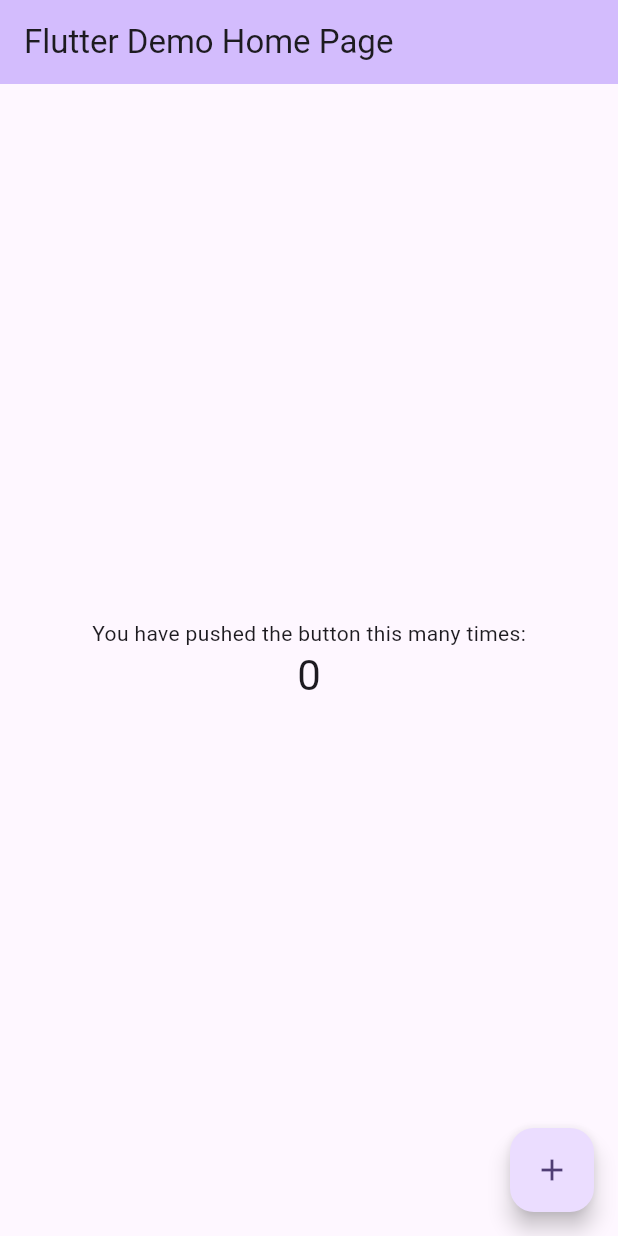
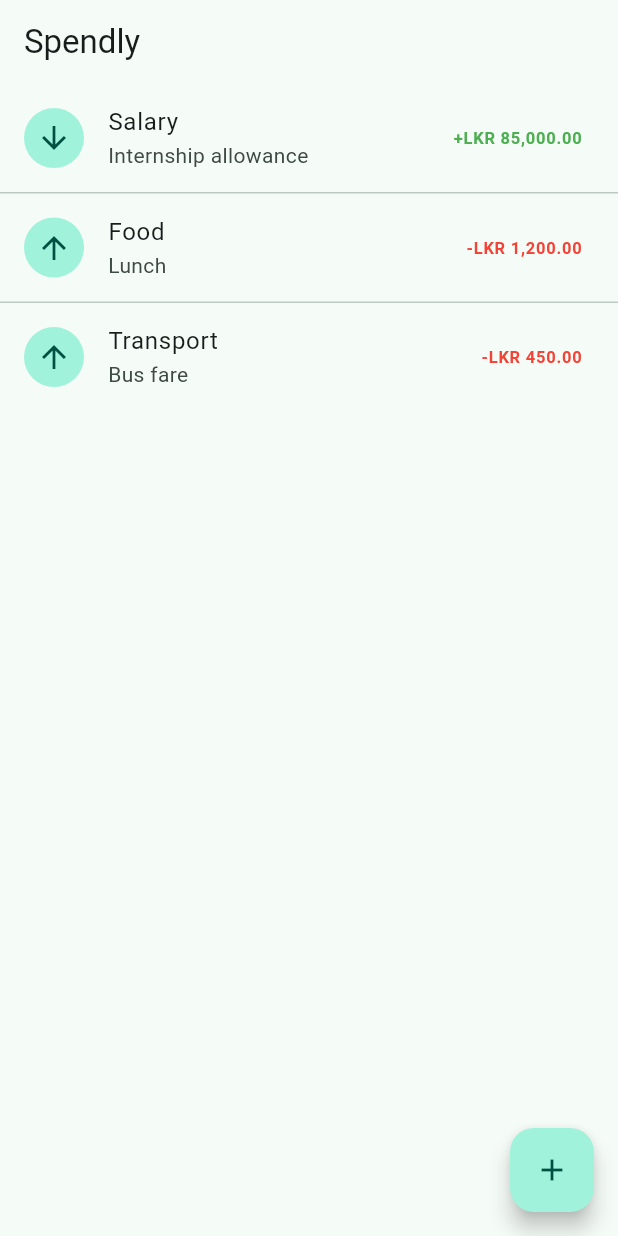
Before and after one commit to YasOnline177/spendly, a Flutter app: the screen it shows after launch, on a phone screen of 412 x 824 dp. Run offline on Flutter 3.47's test engine with Material 3 defaults, Android fonts, the phone set to English and light mode, and no system bars; our stand-ins replace flutter_riverpod.

Commit message:
feat: add theme, transaction model and home screen with dummy data

```diff
--- /dev/null
+++ b/lib/app.dart
@@ -0,0 +1,19 @@
+import 'package:flutter/material.dart';
+import 'core/theme/app_theme.dart';
+import 'features/transactions/presentation/home_screen.dart';
+
+class SpendlyApp extends StatelessWidget {
+  const SpendlyApp({super.key});
+
+  @override
+  Widget build(BuildContext context) {
+    return MaterialApp(
+      title: 'Spendly',
+      debugShowCheckedModeBanner: false,
+      theme: AppTheme.light,
+      darkTheme: AppTheme.dark,
+      themeMode: ThemeMode.system,
+      home: const HomeScreen(),
+    );
+  }
+}
--- /dev/null
+++ b/lib/core/theme/app_theme.dart
@@ -0,0 +1,18 @@
+import 'package:flutter/material.dart';
+
+class AppTheme {
+  static const _seed = Color(0xFF2E7D6B);
+
+  static ThemeData get light => ThemeData(
+    useMaterial3: true,
+    colorScheme: ColorScheme.fromSeed(seedColor: _seed),
+  );
+
+  static ThemeData get dark => ThemeData(
+    useMaterial3: true,
+    colorScheme: ColorScheme.fromSeed(
+      seedColor: _seed,
+      brightness: Brightness.dark,
+    ),
+  );
+}
--- /dev/null
+++ b/lib/data/models/transaction.dart
@@ -0,0 +1,19 @@
+enum TransactionType { income, expense }
+
+class AppTransaction {
+  final int id;
+  final double amount;
+  final TransactionType type;
+  final String category;
+  final String note;
+  final DateTime date;
+
+  const AppTransaction({
+    required this.id,
+    required this.amount,
+    required this.type,
+    required this.category,
+    required this.note,
+    required this.date,
+  });
+}
--- /dev/null
+++ b/lib/features/transactions/presentation/home_screen.dart
@@ -0,0 +1,48 @@
+import 'package:flutter/material.dart';
+import 'package:intl/intl.dart';
+import '../../../data/models/transaction.dart';
+
+final _dummy = [
+  AppTransaction(id: 1, amount: 85000, type: TransactionType.income, category: 'Salary', note: 'Internship allowance', date: DateTime.now()),
+  AppTransaction(id: 2, amount: 1200, type: TransactionType.expense, category: 'Food', note: 'Lunch', date: DateTime.now()),
+  AppTransaction(id: 3, amount: 450, type: TransactionType.expense, category: 'Transport', note: 'Bus fare', date: DateTime.now()),
+];
+
+class HomeScreen extends StatelessWidget {
+  const HomeScreen({super.key});
+
+  @override
+  Widget build(BuildContext context) {
+    final fmt = NumberFormat.currency(symbol: 'LKR ', decimalDigits: 2);
+
+    return Scaffold(
+      appBar: AppBar(title: const Text('Spendly')),
+      body: ListView.separated(
+        itemCount: _dummy.length,
+        separatorBuilder: (_, _) => const Divider(height: 1),
+        itemBuilder: (context, i) {
+          final t = _dummy[i];
+          final isIncome = t.type == TransactionType.income;
+          return ListTile(
+            leading: CircleAvatar(
+              child: Icon(isIncome ? Icons.arrow_downward : Icons.arrow_upward),
+            ),
+            title: Text(t.category),
+            subtitle: Text(t.note),
+            trailing: Text(
+              '${isIncome ? '+' : '-'}${fmt.format(t.amount)}',
+              style: TextStyle(
+                fontWeight: FontWeight.w600,
+                color: isIncome ? Colors.green : Colors.red,
+              ),
+            ),
+          );
+        },
+      ),
+      floatingActionButton: FloatingActionButton(
+        onPressed: () {},
+        child: const Icon(Icons.add),
+      ),
+    );
+  }
+}
--- a/lib/main.dart
+++ b/lib/main.dart
@@ -1,122 +1,7 @@
 import 'package:flutter/material.dart';
+import 'package:flutter_riverpod/flutter_riverpod.dart';
+import 'app.dart';
 
 void main() {
-  runApp(const MyApp());
+  runApp(const ProviderScope(child: SpendlyApp()));
 }
-
-class MyApp extends StatelessWidget {
-  const MyApp({super.key});
-
-  // This widget is the root of your application.
-  @override
-  Widget build(BuildContext context) {
-    return MaterialApp(
-      title: 'Flutter Demo',
-      theme: ThemeData(
-        // This is the theme of your application.
-        //
-        // TRY THIS: Try running your application with "flutter run". You'll see
-        // the application has a purple toolbar. Then, without quitting the app,
-        // try changing the seedColor in the colorScheme below to Colors.green
-        // and then invoke "hot reload" (save your changes or press the "hot
-        // reload" button in a Flutter-supported IDE, or press "r" if you used
-        // the command line to start the app).
-        //
-        // Notice that the counter didn't reset back to zero; the application
-        // state is not lost during the reload. To reset the state, use hot
-        // restart instead.
-        //
-        // This works for code too, not just values: Most code changes can be
-        // tested with just a hot reload.
-        colorScheme: .fromSeed(seedColor: Colors.deepPurple),
-      ),
-      home: const MyHomePage(title: 'Flutter Demo Home Page'),
-    );
-  }
-}
-
-class MyHomePage extends StatefulWidget {
-  const MyHomePage({super.key, required this.title});
-
-  // This widget is the home page of your application. It is stateful, meaning
-  // that it has a State object (defined below) that contains fields that affect
-  // how it looks.
-
-  // This class is the configuration for the state. It holds the values (in this
-  // case the title) provided by the parent (in this case the App widget) and
-  // used by the build method of the State. Fields in a Widget subclass are
-  // always marked "final".
-
-  final String title;
-
-  @override
-  State<MyHomePage> createState() => _MyHomePageState();
-}
-
-class _MyHomePageState extends State<MyHomePage> {
-  int _counter = 0;
-
-  void _incrementCounter() {
-    setState(() {
-      // This call to setState tells the Flutter framework that something has
-      // changed in this State, which causes it to rerun the build method below
-      // so that the display can reflect the updated values. If we changed
-      // _counter without calling setState(), then the build method would not be
-      // called again, and so nothing would appear to happen.
-      _counter++;
-    });
-  }
-
-  @override
-  Widget build(BuildContext context) {
-    // This method is rerun every time setState is called, for instance as done
-    // by the _incrementCounter method above.
-    //
-    // The Flutter framework has been optimized to make rerunning build methods
-    // fast, so that you can just rebuild anything that needs updating rather
-    // than having to individually change instances of widgets.
-    return Scaffold(
-      appBar: AppBar(
-        // TRY THIS: Try changing the color here to a specific color (to
-        // Colors.amber, perhaps?) and trigger a hot reload to see the AppBar
-        // change color while the other colors stay the same.
-        backgroundColor: Theme.of(context).colorScheme.inversePrimary,
-        // Here we take the value from the MyHomePage object that was created by
-        // the App.build method, and use it to set our appbar title.
-        title: Text(widget.title),
-      ),
-      body: Center(
-        // Center is a layout widget. It takes a single child and positions it
-        // in the middle of the parent.
-        child: Column(
-          // Column is also a layout widget. It takes a list of children and
-          // arranges them vertically. By default, it sizes itself to fit its
-          // children horizontally, and tries to be as tall as its parent.
-          //
-          // Column has various properties to control how it sizes itself and
-          // how it positions its children. Here we use mainAxisAlignment to
-          // center the children vertically; the main axis here is the vertical
-          // axis because Columns are vertical (the cross axis would be
-          // horizontal).
-          //
-          // TRY THIS: Invoke "debug painting" (choose the "Toggle Debug Paint"
-          // action in the IDE, or press "p" in the console), to see the
-          // wireframe for each widget.
-          mainAxisAlignment: .center,
-          children: [
-            const Text('You have pushed the button this many times:'),
-            Text(
-              '$_counter',
-              style: Theme.of(context).textTheme.headlineMedium,
-            ),
-          ],
-        ),
-      ),
-      floatingActionButton: FloatingActionButton(
-        onPressed: _incrementCounter,
-        tooltip: 'Increment',
-        child: const Icon(Icons.add),
-      ),
-    );
-  }
-}
```
Also changed, not shown: 1 other file.
